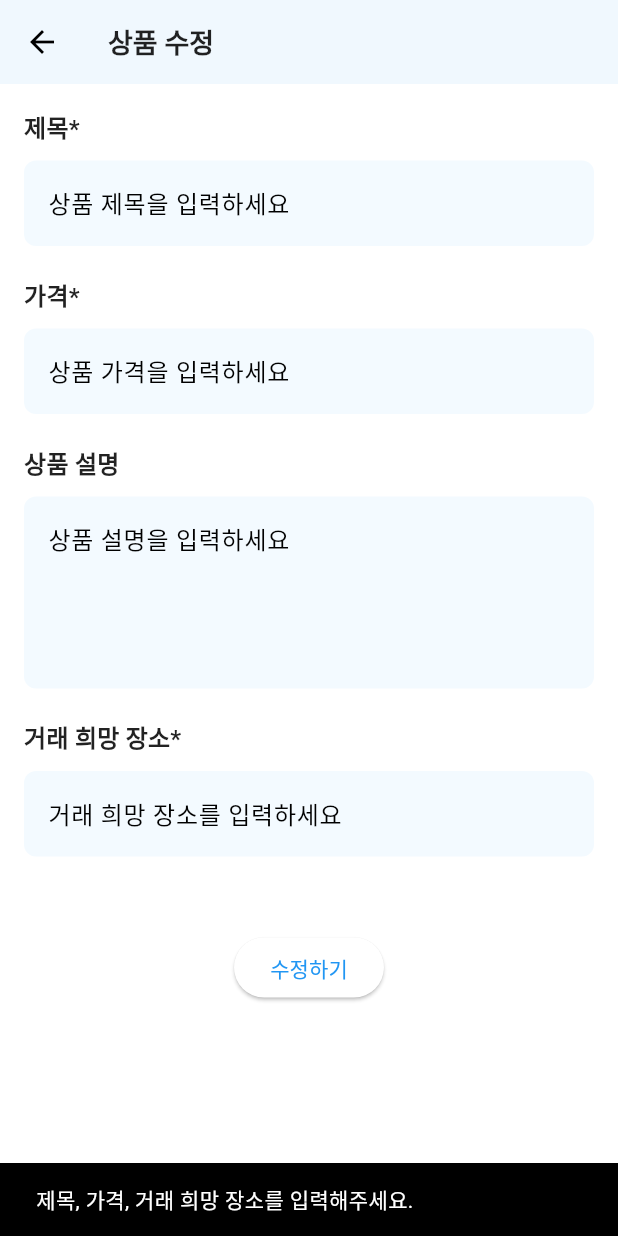
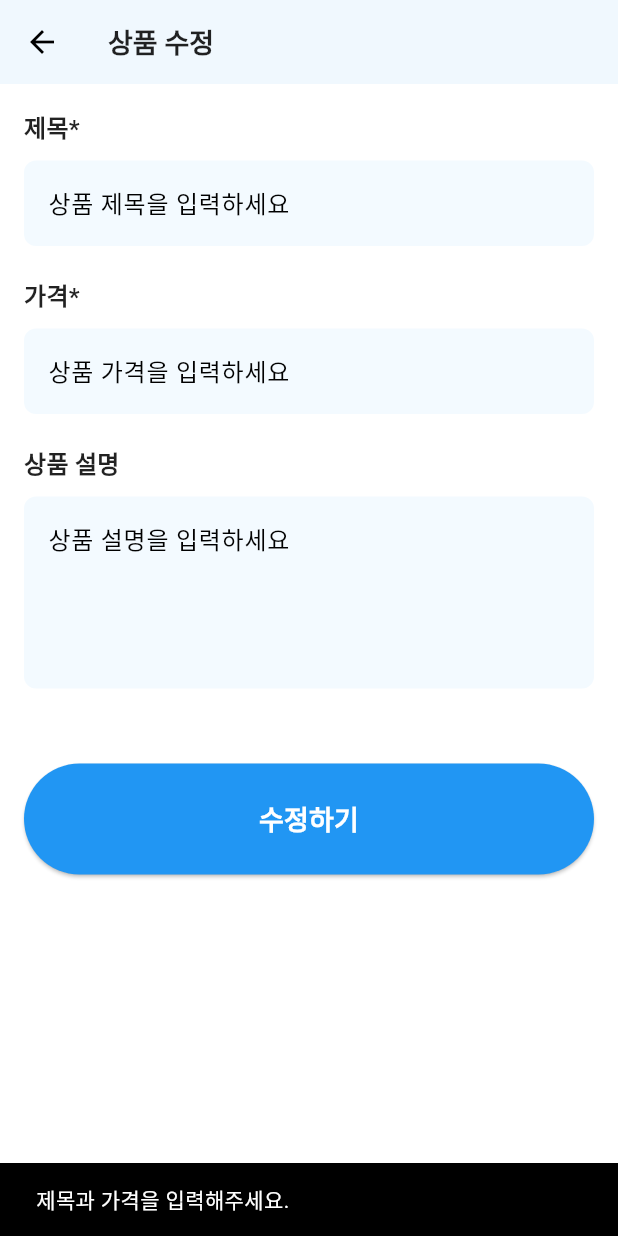
Before and after one commit to DGU-SE/FE, a Flutter app: the ProductEditScreen screen opened directly with empty values, after a tap on "수정하기", on a phone screen of 412 x 824 dp. Run offline on Flutter 3.47's test engine with Material 3 defaults, Android fonts, the phone set to English and light mode, and no system bars; our stand-ins replace geolocator, google_maps_flutter, image_picker, shared_preferences; accounts and stored records are empty; network calls fail.

Commit message:
feat: 수정api구매목록api연동

```diff
--- a/how_much_market/lib/screens/main/mypage_screen.dart
+++ b/how_much_market/lib/screens/main/mypage_screen.dart
@@ -64,7 +64,8 @@ class MyPageScreen extends StatelessWidget {
                 Navigator.push(
                   context,
                   MaterialPageRoute(
-                      builder: (context) => const PurchaseListScreen()),
+                      builder: (context) =>
+                          const PurchasedTransactionsScreen()),
                 );
               },
             ),
--- a/how_much_market/lib/screens/product_registration/product_edit_screen.dart
+++ b/how_much_market/lib/screens/product_registration/product_edit_screen.dart
@@ -13,42 +13,29 @@ class ProductEditScreen extends StatefulWidget {
 }
 
 class _ProductEditScreenState extends State<ProductEditScreen> {
-  TextEditingController titleController = TextEditingController();
-  TextEditingController priceController = TextEditingController();
-  TextEditingController descriptionController = TextEditingController();
-  TextEditingController locationController = TextEditingController();
+  final TextEditingController titleController = TextEditingController();
+  final TextEditingController priceController = TextEditingController();
+  final TextEditingController descriptionController = TextEditingController();
+  String? userId;
 
   @override
   void initState() {
     super.initState();
-    _loadProductDetails();
+    _loadUserId();
   }
 
-  Future<void> _loadProductDetails() async {
-    // Here you can implement the API call to load product details by widget.productId
-    // and initialize the controllers with the fetched data.
-    // For example:
-    // final response = await http.get(Uri.parse('http://13.125.107.235/api/product/${widget.productId}'));
-    // if (response.statusCode == 200) {
-    //   final data = json.decode(response.body);
-    //   setState(() {
-    //     titleController.text = data['name'];
-    //     priceController.text = data['price'].toString();
-    //     descriptionController.text = data['productDetail'];
-    //     locationController.text = data['locationDTO']['address'];
-    //   });
-    // }
+  Future<void> _loadUserId() async {
+    final prefs = await SharedPreferences.getInstance();
+    userId = prefs.getString('userId');
   }
 
   Future<void> updateProduct() async {
     final String apiUrl =
-        'http://13.125.107.235/api/product/${widget.productId}';
+        'http://13.125.107.235/api/product/alter/${widget.productId}';
 
-    if (titleController.text.isEmpty ||
-        priceController.text.isEmpty ||
-        locationController.text.isEmpty) {
+    if (titleController.text.isEmpty || priceController.text.isEmpty) {
       ScaffoldMessenger.of(context).showSnackBar(
-        const SnackBar(content: Text('제목, 가격, 거래 희망 장소를 입력해주세요.')),
+        const SnackBar(content: Text('제목과 가격을 입력해주세요.')),
       );
       return;
     }
@@ -61,12 +48,12 @@ class _ProductEditScreenState extends State<ProductEditScreen> {
         'longitude': 40.00,
         'latitude': 50.00,
         'zipcode': '12345',
-        'address': locationController.text,
+        'address': 'Fixed Address',
         'addressDetail': 'Updated Address Detail',
       },
       'productDetail': descriptionController.text,
-      'onAuction': false,
-      'userId': 'unique-user-id',
+      'onAuction': true,
+      'userId': userId,
     };
 
     try {
@@ -141,17 +128,21 @@ class _ProductEditScreenState extends State<ProductEditScreen> {
               theme: theme,
               maxLines: 4,
             ),
-            _buildTextField(
-              controller: locationController,
-              label: '거래 희망 장소*',
-              hint: '거래 희망 장소를 입력하세요',
-              theme: theme,
-            ),
             const SizedBox(height: 30),
             Center(
-              child: ElevatedButton(
-                onPressed: updateProduct,
-                child: const Text('수정하기'),
+              child: SizedBox(
+                width: double.infinity,
+                child: ElevatedButton(
+                  style: ElevatedButton.styleFrom(
+                    backgroundColor: Colors.blue, // 파란색 배경
+                    foregroundColor: Colors.white, // 흰색 글씨
+                    padding: const EdgeInsets.symmetric(vertical: 24.0),
+                  ),
+                  onPressed: updateProduct,
+                  child: const Text('수정하기',
+                      style:
+                          TextStyle(fontSize: 18, fontWeight: FontWeight.bold)),
+                ),
               ),
             ),
           ],
```
Also changed, not shown: how_much_market/lib/screens/product_list/purchase_list_screen.dart (+156 -32 lines).
